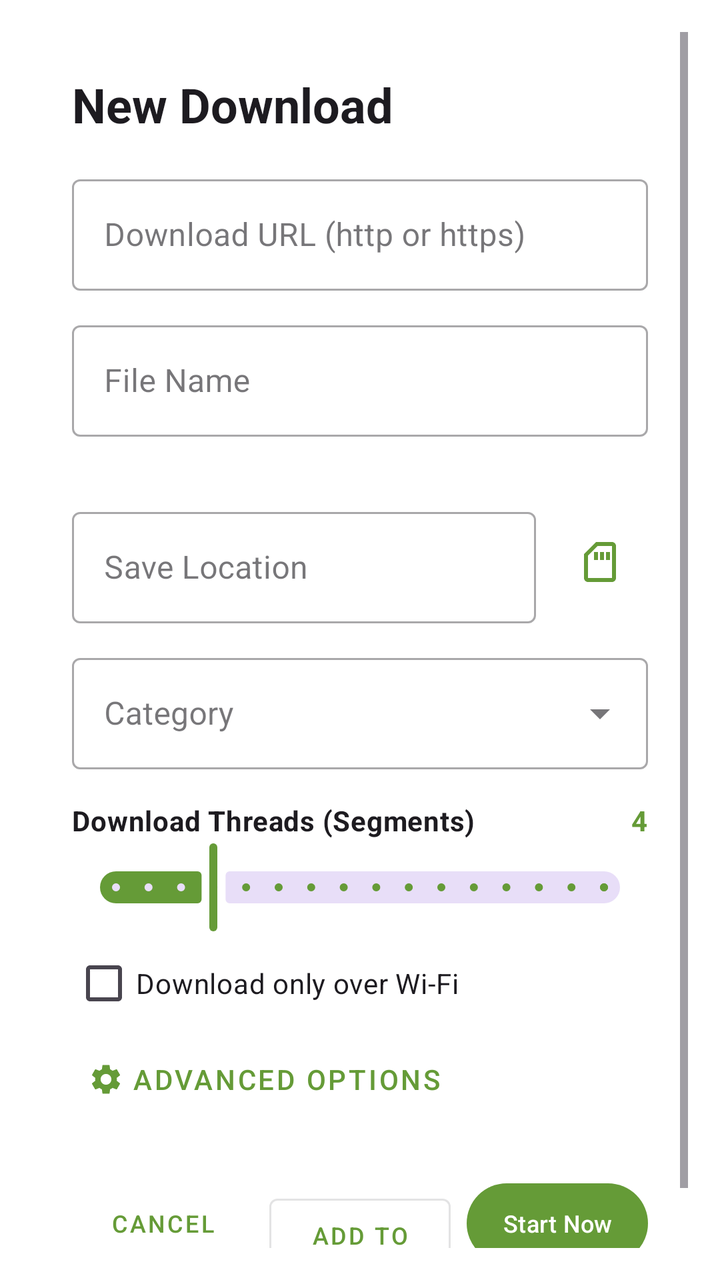
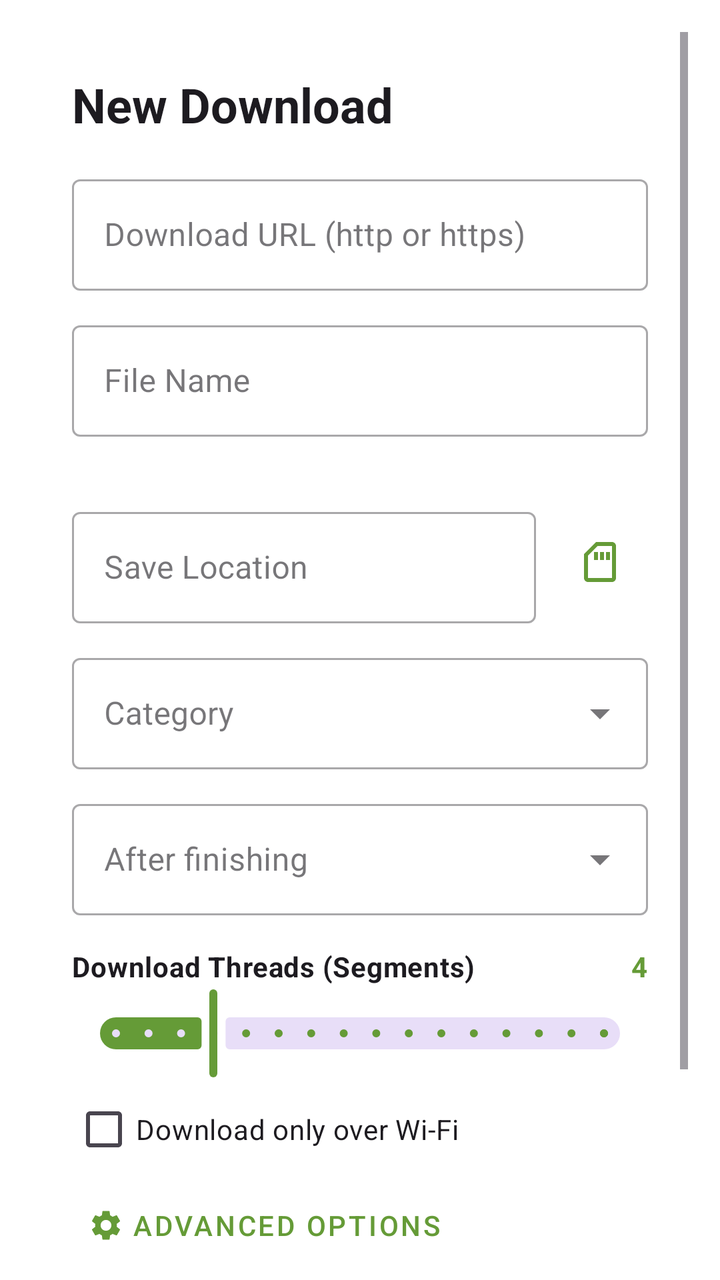

An Android layout rendered at two revisions. The XML below is the earlier revision; the diff shows what the commit changed to produce the second picture.
<!-- AndroidManifest.xml: activity theme Theme.Benzo.Dialog -->
<!-- res/layout/activity_editor.xml -->
<?xml version="1.0" encoding="utf-8"?>
<ScrollView xmlns:android="http://schemas.android.com/apk/res/android"
    xmlns:app="http://schemas.android.com/apk/res-auto"
    xmlns:tools="http://schemas.android.com/tools"
    android:layout_width="match_parent"
    android:layout_height="wrap_content"
    android:fillViewport="true">

    <LinearLayout
        android:layout_width="match_parent"
        android:layout_height="wrap_content"
        android:orientation="vertical"
        android:padding="20dp">

        
        <TextView
            android:layout_width="match_parent"
            android:layout_height="wrap_content"
            android:text="@string/editor_title"
            android:textAppearance="?attr/textAppearanceHeadlineSmall"
            android:textStyle="bold" />

        
        <com.google.android.material.textfield.TextInputLayout
            android:id="@+id/layoutUrl"
            style="@style/Widget.MaterialComponents.TextInputLayout.OutlinedBox"
            android:layout_width="match_parent"
            android:layout_height="wrap_content"
            android:layout_marginTop="16dp"
            android:hint="@string/editor_url_hint"
            app:endIconMode="clear_text">

            <com.google.android.material.textfield.TextInputEditText
                android:id="@+id/edtUrl"
                android:layout_width="match_parent"
                android:layout_height="wrap_content"
                android:inputType="textUri"
                android:maxLines="3" />

        </com.google.android.material.textfield.TextInputLayout>

        
        <com.google.android.material.textfield.TextInputLayout
            android:id="@+id/layoutFileName"
            style="@style/Widget.MaterialComponents.TextInputLayout.OutlinedBox"
            android:layout_width="match_parent"
            android:layout_height="wrap_content"
            android:layout_marginTop="12dp"
            android:hint="@string/editor_file_name">

            <com.google.android.material.textfield.TextInputEditText
                android:id="@+id/edtFileName"
                android:layout_width="match_parent"
                android:layout_height="wrap_content"
                android:inputType="text"
                android:maxLines="1" />

        </com.google.android.material.textfield.TextInputLayout>

        
        <TextView
            android:id="@+id/txtSizeLabel"
            android:layout_width="match_parent"
            android:layout_height="wrap_content"
            android:layout_marginStart="4dp"
            android:layout_marginTop="4dp"
            android:textAppearance="?attr/textAppearanceBodySmall"
            android:textColor="?android:textColorSecondary" />

        
        <LinearLayout
            android:layout_width="match_parent"
            android:layout_height="wrap_content"
            android:layout_marginTop="12dp"
            android:gravity="center_vertical"
            android:orientation="horizontal">

            <com.google.android.material.textfield.TextInputLayout
                android:id="@+id/layoutPath"
                style="@style/Widget.MaterialComponents.TextInputLayout.OutlinedBox"
                android:layout_width="0dp"
                android:layout_height="wrap_content"
                android:layout_weight="1"
                android:hint="@string/editor_save_path">

                <com.google.android.material.textfield.TextInputEditText
                    android:id="@+id/edtPath"
                    android:layout_width="match_parent"
                    android:layout_height="wrap_content"
                    android:focusable="false"
                    android:inputType="none" />

            </com.google.android.material.textfield.TextInputLayout>

            <ImageButton
                android:id="@+id/btnSelectPath"
                android:layout_width="48dp"
                android:layout_height="48dp"
                android:layout_marginStart="8dp"
                android:background="?attr/selectableItemBackgroundBorderless"
                android:contentDescription="@string/editor_save_path"
                android:src="@drawable/stat_card"
                app:tint="?attr/colorPrimary" />

        </LinearLayout>

        
        <com.google.android.material.textfield.TextInputLayout
            style="@style/Widget.MaterialComponents.TextInputLayout.OutlinedBox.ExposedDropdownMenu"
            android:layout_width="match_parent"
            android:layout_height="wrap_content"
            android:layout_marginTop="12dp"
            android:hint="@string/editor_category">

            <AutoCompleteTextView
                android:id="@+id/edtCategory"
                android:layout_width="match_parent"
                android:layout_height="wrap_content"
                android:inputType="none" />

        </com.google.android.material.textfield.TextInputLayout>

        
        <LinearLayout
            android:layout_width="match_parent"
            android:layout_height="wrap_content"
            android:layout_marginTop="16dp"
            android:orientation="vertical">

            <LinearLayout
                android:layout_width="match_parent"
                android:layout_height="wrap_content"
                android:orientation="horizontal">

                <TextView
                    android:layout_width="0dp"
                    android:layout_height="wrap_content"
                    android:layout_weight="1"
                    android:text="@string/editor_threads"
                    android:textAppearance="?attr/textAppearanceBodyMedium"
                    android:textStyle="bold" />

                <TextView
                    android:id="@+id/txtThreadsValue"
                    android:layout_width="wrap_content"
                    android:layout_height="wrap_content"
                    android:text="4"
                    android:textAppearance="?attr/textAppearanceBodyMedium"
                    android:textColor="?attr/colorPrimary"
                    android:textStyle="bold" />

            </LinearLayout>

            <com.google.android.material.slider.Slider
                android:id="@+id/sliderThreads"
                android:layout_width="match_parent"
                android:layout_height="wrap_content"
                android:stepSize="1.0"
                android:value="4.0"
                android:valueFrom="1.0"
                android:valueTo="16.0" />

        </LinearLayout>

        
        <com.google.android.material.checkbox.MaterialCheckBox
            android:id="@+id/chkWifiOnly"
            android:layout_width="match_parent"
            android:layout_height="wrap_content"
            android:text="@string/editor_wifi_only" />

        
        <com.google.android.material.button.MaterialButton
            android:id="@+id/btnToggleAdvanced"
            style="@style/Widget.MaterialComponents.Button.TextButton"
            android:layout_width="wrap_content"
            android:layout_height="wrap_content"
            android:text="@string/editor_advanced"
            app:icon="@drawable/ic_settings" />

        
        <LinearLayout
            android:id="@+id/layoutAdvanced"
            android:layout_width="match_parent"
            android:layout_height="wrap_content"
            android:orientation="vertical"
            android:visibility="gone">

            <LinearLayout
                android:layout_width="match_parent"
                android:layout_height="wrap_content"
                android:layout_marginTop="8dp"
                android:orientation="horizontal">
                <TextView
                    android:layout_width="0dp"
                    android:layout_height="wrap_content"
                    android:layout_weight="1"
                    android:text="@string/editor_speed_limit"
                    android:textAppearance="?attr/textAppearanceBodyMedium"
                    android:textStyle="bold" />
                <TextView
                    android:id="@+id/txtItemSpeedValue"
                    android:layout_width="wrap_content"
                    android:layout_height="wrap_content"
                    android:text="@string/editor_speed_global"
                    android:textAppearance="?attr/textAppearanceBodyMedium"
                    android:textColor="?attr/colorPrimary"
                    android:textStyle="bold" />
            </LinearLayout>

            <com.google.android.material.slider.Slider
                android:id="@+id/sliderItemSpeed"
                android:layout_width="match_parent"
                android:layout_height="wrap_content"
                android:stepSize="64.0"
                android:value="0.0"
                android:valueFrom="0.0"
                android:valueTo="10240.0" />

            <com.google.android.material.textfield.TextInputLayout
                style="@style/Widget.MaterialComponents.TextInputLayout.OutlinedBox"
                android:layout_width="match_parent"
                android:layout_height="wrap_content"
                android:layout_marginTop="8dp"
                android:hint="@string/editor_checksum">

                <com.google.android.material.textfield.TextInputEditText
                    android:id="@+id/edtChecksum"
                    android:layout_width="match_parent"
                    android:layout_height="wrap_content"
                    android:inputType="text"
                    android:maxLines="1" />

            </com.google.android.material.textfield.TextInputLayout>

            <com.google.android.material.textfield.TextInputLayout
                style="@style/Widget.MaterialComponents.TextInputLayout.OutlinedBox"
                android:layout_width="match_parent"
                android:layout_height="wrap_content"
                android:layout_marginTop="8dp"
                android:hint="@string/editor_user_agent">

                <com.google.android.material.textfield.TextInputEditText
                    android:id="@+id/edtUserAgent"
                    android:layout_width="match_parent"
                    android:layout_height="wrap_content"
                    android:inputType="text" />

            </com.google.android.material.textfield.TextInputLayout>

            <com.google.android.material.textfield.TextInputLayout
                style="@style/Widget.MaterialComponents.TextInputLayout.OutlinedBox"
                android:layout_width="match_parent"
                android:layout_height="wrap_content"
                android:layout_marginTop="8dp"
                android:hint="@string/editor_referer">

                <com.google.android.material.textfield.TextInputEditText
                    android:id="@+id/edtReferer"
                    android:layout_width="match_parent"
                    android:layout_height="wrap_content"
                    android:inputType="textUri" />

            </com.google.android.material.textfield.TextInputLayout>

            <com.google.android.material.textfield.TextInputLayout
                style="@style/Widget.MaterialComponents.TextInputLayout.OutlinedBox"
                android:layout_width="match_parent"
                android:layout_height="wrap_content"
                android:layout_marginTop="8dp"
                android:hint="@string/editor_cookies">

                <com.google.android.material.textfield.TextInputEditText
                    android:id="@+id/edtCookies"
                    android:layout_width="match_parent"
                    android:layout_height="wrap_content"
                    android:inputType="text" />

            </com.google.android.material.textfield.TextInputLayout>

        </LinearLayout>

        
        <LinearLayout
            android:layout_width="match_parent"
            android:layout_height="wrap_content"
            android:layout_marginTop="24dp"
            android:gravity="end"
            android:orientation="horizontal">

            <com.google.android.material.button.MaterialButton
                android:id="@+id/btnCancel"
                style="@style/Widget.MaterialComponents.Button.TextButton"
                android:layout_width="0dp"
                android:layout_weight="1"
                android:layout_height="wrap_content"
                android:maxLines="1"
                android:textSize="12sp"
                android:paddingStart="4dp"
                android:paddingEnd="4dp"
                android:text="@string/dialog_cancel" />

            <com.google.android.material.button.MaterialButton
                android:id="@+id/btnQueue"
                style="@style/Widget.MaterialComponents.Button.OutlinedButton"
                android:layout_width="0dp"
                android:layout_weight="1"
                android:layout_height="wrap_content"
                android:maxLines="1"
                android:textSize="12sp"
                android:paddingStart="4dp"
                android:paddingEnd="4dp"
                android:layout_marginStart="8dp"
                android:text="@string/editor_add_to_queue" />

            <com.google.android.material.button.MaterialButton
                android:id="@+id/btnStart"
                android:layout_width="0dp"
                android:layout_weight="1"
                android:layout_height="wrap_content"
                android:maxLines="1"
                android:textSize="12sp"
                android:paddingStart="4dp"
                android:paddingEnd="4dp"
                android:layout_marginStart="8dp"
                android:text="@string/editor_start_now" />

        </LinearLayout>

    </LinearLayout>

</ScrollView>
<!-- resources referenced by this layout -->
<resources>
  <!-- drawable ic_settings (drawable) -->
  <vector xmlns:android="http://schemas.android.com/apk/res/android"
      android:width="24dp"
      android:height="24dp"
      android:viewportWidth="24"
      android:tint="?attr/onBar"
      android:viewportHeight="24">
      <path
          android:fillColor="#FFFFFFFF"
          android:pathData="M19.14,12.94c0.04,-0.3 0.06,-0.61 0.06,-0.94 0,-0.32 -0.02,-0.64 -0.07,-0.94l2.03,-1.58c0.18,-0.14 0.23,-0.41 0.12,-0.61l-1.92,-3.32c-0.12,-0.22 -0.37,-0.29 -0.59,-0.22l-2.39,0.96c-0.5,-0.38 -1.03,-0.7 -1.62,-0.94L14.4,2.81c-0.04,-0.24 -0.24,-0.41 -0.48,-0.41h-3.84c-0.24,0 -0.43,0.17 -0.47,0.41L9.25,5.35C8.66,5.59 8.12,5.92 7.63,6.29L5.24,5.33c-0.22,-0.08 -0.47,0 -0.59,0.22L2.74,8.87c-0.12,0.21 -0.08,0.47 0.12,0.61l2.03,1.58c-0.05,0.3 -0.09,0.63 -0.09,0.94s0.02,0.64 0.07,0.94l-2.03,1.58c-0.18,0.14 -0.23,0.41 -0.12,0.61l1.92,3.32c0.12,0.22 0.37,0.29 0.59,0.22l2.39,-0.96c0.5,0.38 1.03,0.7 1.62,0.94l0.36,2.54c0.05,0.24 0.24,0.41 0.48,0.41h3.84c0.24,0 0.44,-0.17 0.47,-0.41l0.36,-2.54c0.59,-0.24 1.13,-0.56 1.62,-0.94l2.39,0.96c0.22,0.08 0.47,0 0.59,-0.22l1.92,-3.32c0.12,-0.22 0.07,-0.47 -0.12,-0.61l-2.01,-1.58zM12,15.6c-1.98,0 -3.6,-1.62 -3.6,-3.6s1.62,-3.6 3.6,-3.6 3.6,1.62 3.6,3.6 -1.62,3.6 -3.6,3.6z" />
  </vector>
  <!-- drawable stat_card (drawable) -->
  <?xml version="1.0" encoding="utf-8"?>
  <vector xmlns:android="http://schemas.android.com/apk/res/android"
      android:tint="@color/blue"
      android:height="24dp"
      android:width="24dp"
      android:viewportWidth="24"
      android:viewportHeight="24">
      <path
          android:fillColor="#ff000000"
          android:pathData="M18,2h-8L4,8v12c0,1.1 0.9,2 2,2h12c1.1,0 2,-0.9 2,-2L20,4c0,-1.1 -0.9,-2 -2,-2zM18,20L6,20L6,8.83L10.83,4L18,4v16zM9,7h2v4L9,11zM12,7h2v4h-2zM15,7h2v4h-2z"/>
  </vector>
  <string name="dialog_cancel">Cancel</string>
  <string name="editor_add_to_queue">Add to Queue</string>
  <string name="editor_advanced">Advanced Options</string>
  <string name="editor_category">Category</string>
  <string name="editor_checksum">Checksum (MD5, SHA-1 or SHA-256, optional)</string>
  <string name="editor_cookies">Cookies</string>
  <string name="editor_file_name">File Name</string>
  <string name="editor_referer">Referer</string>
  <string name="editor_save_path">Save Location</string>
  <string name="editor_speed_global">Global limit</string>
  <string name="editor_speed_limit">Speed limit for this download</string>
  <string name="editor_start_now">Start Now</string>
  <string name="editor_threads">Download Threads (Segments)</string>
  <string name="editor_title">New Download</string>
  <string name="editor_url_hint">Download URL (http or https)</string>
  <string name="editor_user_agent">Custom User-Agent</string>
  <string name="editor_wifi_only">Download only over Wi-Fi</string>
  <style name="Theme.Benzo.Dialog" parent="Theme.Material3.DayNight.Dialog">
          <item name="colorPrimary">@color/primary</item>
          <item name="android:windowMinWidthMajor">90%</item>
          <item name="android:windowMinWidthMinor">90%</item>
      </style>
  <color name="blue">#659B37</color>
  <color name="primary">#659B37</color>
</resources>

<!-- the commit's change to res/layout/activity_editor.xml (unified diff, before → after) -->
@@ -121,6 +121,22 @@
         </com.google.android.material.textfield.TextInputLayout>
 
         
+        <com.google.android.material.textfield.TextInputLayout
+            style="@style/Widget.MaterialComponents.TextInputLayout.OutlinedBox.ExposedDropdownMenu"
+            android:layout_width="match_parent"
+            android:layout_height="wrap_content"
+            android:layout_marginTop="12dp"
+            android:hint="@string/editor_after_finish">
+
+            <AutoCompleteTextView
+                android:id="@+id/edtAfterFinish"
+                android:layout_width="match_parent"
+                android:layout_height="wrap_content"
+                android:inputType="none" />
+
+        </com.google.android.material.textfield.TextInputLayout>
+
+        
         <LinearLayout
             android:layout_width="match_parent"
             android:layout_height="wrap_content"
<!-- resource entries referenced after the edit -->
@@ -26,6 +26,7 @@
   <string name="dialog_cancel">Cancel</string>
   <string name="editor_add_to_queue">Add to Queue</string>
   <string name="editor_advanced">Advanced Options</string>
+  <string name="editor_after_finish">After finishing</string>
   <string name="editor_category">Category</string>
   <string name="editor_checksum">Checksum (MD5, SHA-1 or SHA-256, optional)</string>
   <string name="editor_cookies">Cookies</string>
